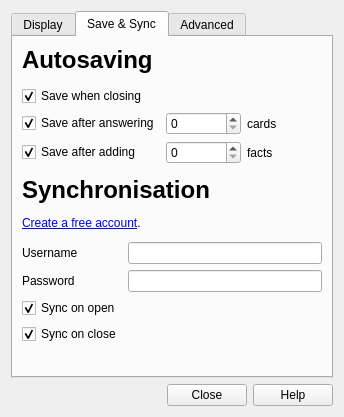
First picture: the form in designer/preferences.ui, repository ankitects/anki, before the edit.
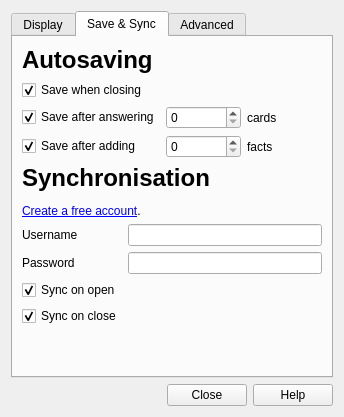
Second picture: the form after the edit. The open tabs and pages were chosen to show the change.

Commit message: work around problem with verbose languages in prefs dialog

Diff of the .ui file:
```diff
--- a/designer/preferences.ui
+++ b/designer/preferences.ui
@@ -228,7 +228,7 @@
          <item>
           <layout class="QVBoxLayout" >
            <property name="spacing" >
-            <number>12</number>
+            <number>6</number>
            </property>
            <property name="margin" >
             <number>0</number>
@@ -240,6 +240,16 @@
              </property>
             </widget>
            </item>
+           <item>
+            <widget class="QCheckBox" name="saveWhenClosing" >
+             <property name="text" >
+              <string>Save when closing</string>
+             </property>
+             <property name="checked" >
+              <bool>true</bool>
+             </property>
+            </widget>
+           </item>
            <item>
             <layout class="QGridLayout" >
              <property name="margin" >
@@ -261,16 +271,6 @@
              <item row="1" column="1" >
               <widget class="QSpinBox" name="saveAfterEveryNum" />
              </item>
-             <item row="0" column="0" >
-              <widget class="QCheckBox" name="saveWhenClosing" >
-               <property name="text" >
-                <string>Save when closing</string>
-               </property>
-               <property name="checked" >
-                <bool>true</bool>
-               </property>
-              </widget>
-             </item>
              <item row="1" column="2" >
               <widget class="QLabel" name="label_5" >
                <property name="text" >
```
